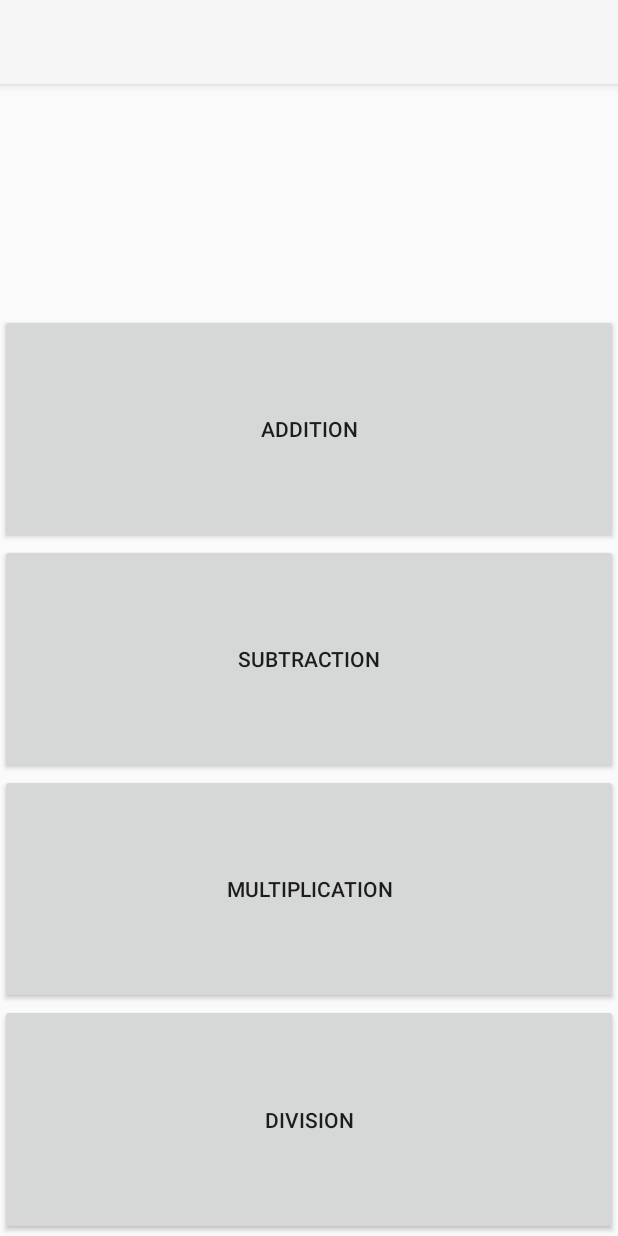
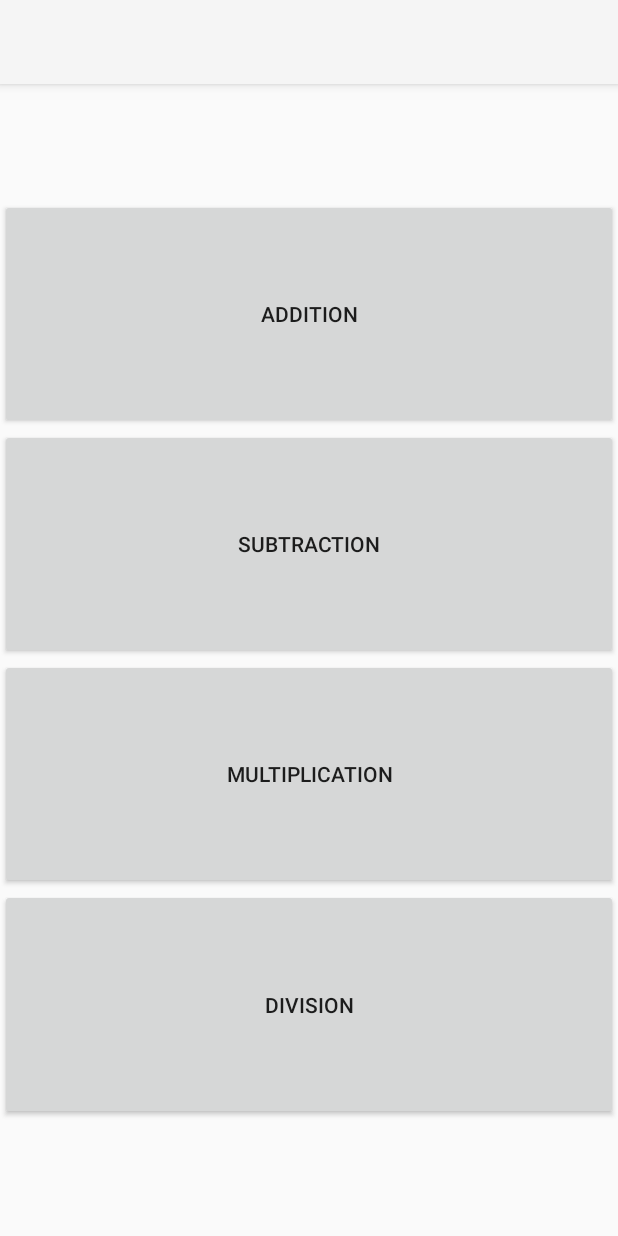
Before and after one commit to rubenbaskaran/BrainSpeedBoostApp, an Android app: the NumbersMenuActivity screen opened directly, with no data from a screen before it, on a phone screen of 412 x 824 dp. Run offline under Robolectric (Android 15) with nearby library versions, the phone set to English and light mode, and no system bars.

Commit message:
Implemented menu activity for each game category

```diff
--- a/app/src/main/java/rubenbaskaran/com/brainchallenge/Highscore/LocalHighscoreFragment.java
+++ b/app/src/main/java/rubenbaskaran/com/brainchallenge/Highscore/LocalHighscoreFragment.java
@@ -19,6 +19,12 @@ public class LocalHighscoreFragment extends Fragment
     TextView LevelOneFirstScore;
     TextView LevelTwoFirstScore;
     TextView LevelThreeFirstScore;
+
+    public void setGameType(GameTypes gameType)
+    {
+        this.gameType = gameType;
+    }
+
     GameTypes gameType;
 
     public LocalHighscoreFragment()
--- a/app/src/main/res/layout/activity_numbers_menu.xml
+++ b/app/src/main/res/layout/activity_numbers_menu.xml
@@ -11,30 +11,43 @@
     <Space
         android:layout_width="match_parent"
         android:layout_height="0dp"
-        android:layout_weight="0.2"></Space>
+        android:layout_weight="0.1"></Space>
 
     <Button
         android:layout_width="match_parent"
         android:layout_height="0dp"
         android:layout_weight="0.2"
-        android:text="Addition"/>
+        android:text="Addition"
+        android:tag="addition"
+        android:onClick="StartGame"/>
 
     <Button
         android:layout_width="match_parent"
         android:layout_height="0dp"
         android:layout_weight="0.2"
-        android:text="Subtraction"/>
+        android:text="Subtraction"
+        android:tag="subtraction"
+        android:onClick="StartGame"/>
 
     <Button
         android:layout_width="match_parent"
         android:layout_height="0dp"
         android:layout_weight="0.2"
-        android:text="Multiplication"/>
+        android:text="Multiplication"
+        android:tag="multiplication"
+        android:onClick="StartGame"/>
 
     <Button
         android:layout_width="match_parent"
         android:layout_height="0dp"
         android:layout_weight="0.2"
-        android:text="Division"/>
+        android:text="Division"
+        android:tag="division"
+        android:onClick="StartGame"/>
+
+    <Space
+        android:layout_width="match_parent"
+        android:layout_height="0dp"
+        android:layout_weight="0.1"></Space>
 
 </LinearLayout>
```
Also changed, not shown: app/src/main/AndroidManifest.xml (+9 -1 lines), app/src/main/java/rubenbaskaran/com/brainchallenge/GameCategories/AdditionActivity.java (added, +35 -0 lines), app/src/main/java/rubenbaskaran/com/brainchallenge/GameCategories/DivisionActivity.java (added, +35 -0 lines), app/src/main/java/rubenbaskaran/com/brainchallenge/GameCategories/MultiplicationActivity.java (added, +35 -0 lines), app/src/main/java/rubenbaskaran/com/brainchallenge/GameCategories/NumbersGameActivity.java (+8 -8 lines), app/src/main/java/rubenbaskaran/com/brainchallenge/GameCategories/SubtractionActivity.java (added, +35 -0 lines), app/src/main/java/rubenbaskaran/com/brainchallenge/Highscore/HighscoreActivity.java (+5 -17 lines), app/src/main/java/rubenbaskaran/com/brainchallenge/Menus/NumbersMenuActivity.java (+31 -1 lines), app/src/main/res/layout/activity_addition.xml (added, +10 -0 lines), app/src/main/res/layout/activity_division.xml (added, +10 -0 lines), app/src/main/res/layout/activity_multiplication.xml (added, +10 -0 lines), app/src/main/res/layout/activity_subtraction.xml (added, +10 -0 lines).
